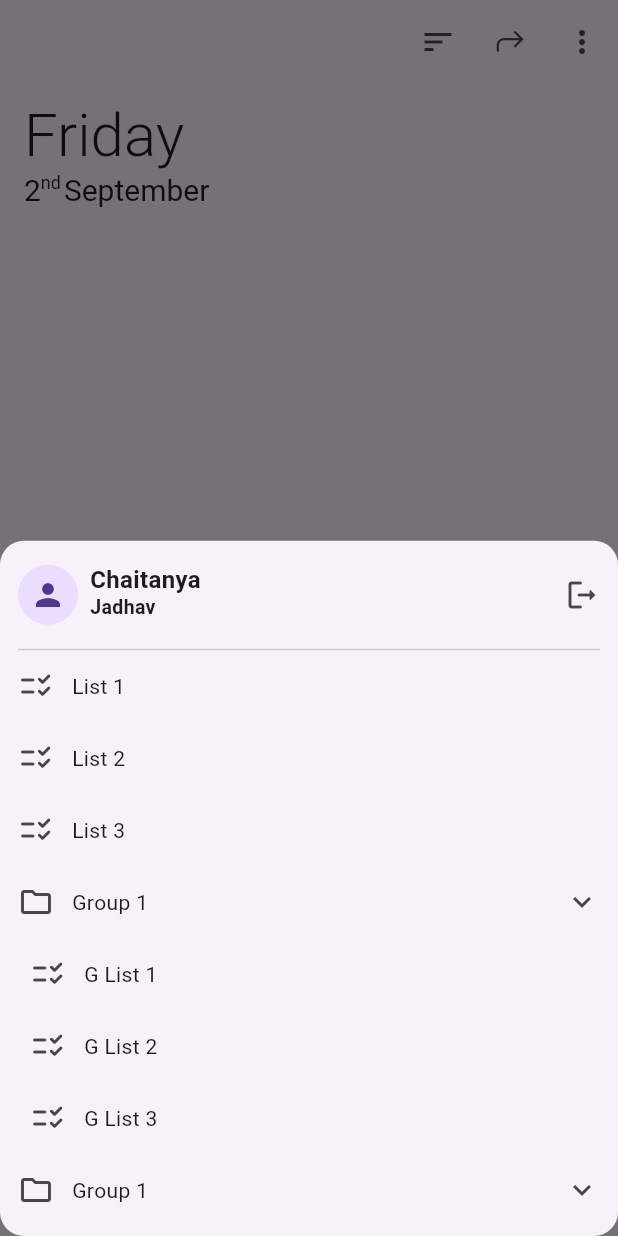
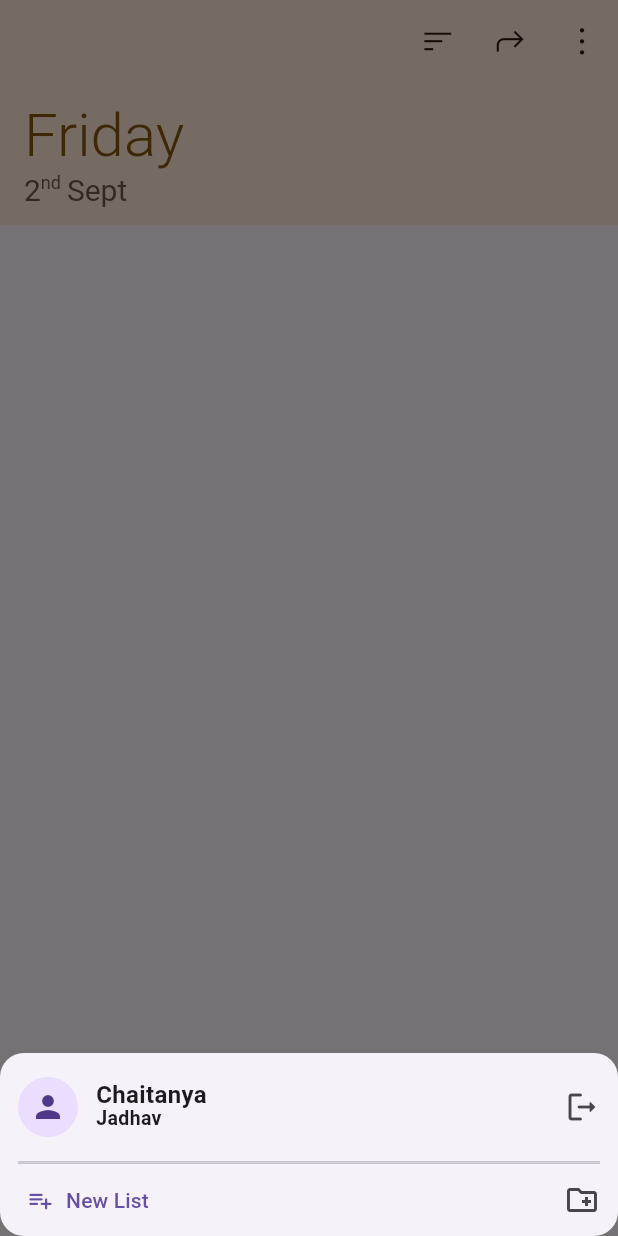
Before and after one commit to chaitanya634/tasks, a Flutter app: the screen it shows after launch, after a tap on the "menu" icon, on a phone screen of 412 x 824 dp. Run offline on Flutter 3.47's test engine with Material 2 defaults, Android fonts, the phone set to English and light mode, and no system bars; drawn by our look-alikes of dynamic_color; our stand-ins replace google_fonts.

Commit message:
Fixed app bar theme

```diff
--- a/lib/data.dart
+++ b/lib/data.dart
@@ -1,4 +1,3 @@
-import 'package:flutter/material.dart';
 
 class Tasks {}
 
@@ -6,6 +5,14 @@ class MyData {
   static List<MapEntry<String, Tasks>> myLists = [
     MapEntry('List 1', Tasks()),
     MapEntry('List 2', Tasks()),
+    MapEntry('List 3', Tasks()),
+    MapEntry('List 3', Tasks()),
+    MapEntry('List 3', Tasks()),
+    MapEntry('List 3', Tasks()),
+    MapEntry('List 3', Tasks()),
+    MapEntry('List 3', Tasks()),
+    MapEntry('List 3', Tasks()),
+    MapEntry('List 3', Tasks()),
     MapEntry('List 3', Tasks()),
   ];
 
@@ -15,7 +22,7 @@ class MyData {
       MapEntry('G List 2', Tasks()),
       MapEntry('G List 3', Tasks()),
     ]),
-    MapEntry('Group 1', [
+    MapEntry('Group 2', [
       MapEntry('G List 1', Tasks()),
       MapEntry('G List 2', Tasks()),
       MapEntry('G List 3', Tasks()),
--- a/lib/main.dart
+++ b/lib/main.dart
@@ -1,6 +1,5 @@
 import 'package:dynamic_color/dynamic_color.dart';
 import 'package:flutter/material.dart';
-import 'package:flutter/services.dart';
 import 'package:provider/provider.dart';
 import 'package:tasks/pages/home.dart';
 import 'package:tasks/providers/date_time.dart';
@@ -17,13 +16,14 @@ void main() {
 
 class MyApp extends StatelessWidget {
   const MyApp({Key? key}) : super(key: key);
+
   @override
   Widget build(BuildContext context) {
     return DynamicColorBuilder(
       builder: (lightDynamic, darkDynamic) {
         return MaterialApp(
             debugShowCheckedModeBanner: false,
-            theme: lightTheme(lightDynamic),
+            theme: lightDynamic == null ? lightTheme() : dynamicLightTheme(lightDynamic),
             home: HomePage(
               lightDynamic,
               darkDynamic,
--- a/lib/pages/home.dart
+++ b/lib/pages/home.dart
@@ -22,12 +22,14 @@ class HomePage extends StatelessWidget {
             child: CustomScrollView(
               slivers: [
                 SliverAppBar(
-                  backgroundColor: lightDynamic?.onInverseSurface,
+                  surfaceTintColor: Colors.black,
+                  backgroundColor: Theme.of(context).bottomAppBarColor,
                   floating: true,
                   snap: true,
                   expandedHeight: 150.0,
                   pinned: true,
                   flexibleSpace: FlexibleSpaceBar(
+
                     title: Column(
                       mainAxisAlignment: MainAxisAlignment.end,
                       crossAxisAlignment: CrossAxisAlignment.start,
@@ -36,8 +38,8 @@ class HomePage extends StatelessWidget {
                             style: GoogleFonts.roboto(
                                 fontSize: 20,
                                 fontWeight: FontWeight.w300,
-                                color: lightDynamic?.primary)),
-                        context.read<DateTimeProvider>().date(lightDynamic),
+                                color: lightDynamic?.primary ?? Theme.of(context).primaryColor)),
+                        context.read<DateTimeProvider>().date(context, lightDynamic),
                       ],
                     ),
                     titlePadding: const EdgeInsets.only(left: 16, bottom: 10),
@@ -46,7 +48,7 @@ class HomePage extends StatelessWidget {
                   actions: [
                     PopupMenuButton(
                       color: lightDynamic?.secondaryContainer,
-                      icon: const Icon(Icons.sort),
+                      icon: const Icon(IconData(0xe800, fontFamily: 'SortFontIcon')),
                       itemBuilder: (context) => <PopupMenuEntry>[
                         const PopupMenuItem(
                             child: ListTile(
@@ -69,7 +71,7 @@ class HomePage extends StatelessWidget {
                     ),
                     PopupMenuButton(
                       color: lightDynamic?.secondaryContainer,
-                      icon: const Icon(Icons.more_vert),
+                      icon: const Icon(IconData(0xe800, fontFamily: 'MoreFontIcon')),
                       itemBuilder: (context) => <PopupMenuEntry>[
                         const PopupMenuItem(
                             child: ListTile(
@@ -114,7 +116,7 @@ class HomePage extends StatelessWidget {
                             backgroundColor: lightDynamic?.secondaryContainer,
                             shape: RoundedRectangleBorder(
                                 borderRadius: BorderRadius.circular(16)),
-                            builder: (context) => ListMenu(),
+                            builder: (context) => const ListMenu(),
                           );
                         },
                         icon: const Icon(Icons.menu)),
--- a/lib/pages/list_menu.dart
+++ b/lib/pages/list_menu.dart
@@ -6,16 +6,15 @@ class ListMenu extends StatelessWidget {
   const ListMenu({Key? key}) : super(key: key);
   @override
   Widget build(BuildContext context) {
-    return ListView(
-    shrinkWrap: true,
+    return Wrap(
       children: [
         Padding(
-          padding: const EdgeInsets.only(left: 12.0, top: 12.0, bottom: 12),
+          padding: const EdgeInsets.symmetric(vertical: 12),
           child: Row(
             children: [
               const Padding(
-                padding: EdgeInsets.only(
-                  right: 8.0,
+                padding: EdgeInsets.symmetric(
+                  horizontal: 12.0,
                 ),
                 child: CircleAvatar(child: Icon(Icons.person)),
               ),
@@ -30,7 +29,7 @@ class ListMenu extends StatelessWidget {
                             height: 1)),
                     Text('Jadhav',
                         style: GoogleFonts.roboto(
-                            fontWeight: FontWeight.w600, fontSize: 13)),
+                            fontWeight: FontWeight.w600, fontSize: 13, height: 1.2)),
                   ],
                 ),
               ),
@@ -38,63 +37,21 @@ class ListMenu extends StatelessWidget {
             ],
           ),
         ),
-        Divider(indent: 12, endIndent: 12, height: 1),
-        Column(
-            children: MyData.myLists
-                .map((e) => Row(
-                      children: [
-                        IconButton(
-                            onPressed: () {},
-                            icon: Icon(Icons.checklist_rtl_rounded)),
-                        Text(e.key),
-                      ],
-                    ))
-                .toList()),
-        Column(
-            children: MyData.myFolders.map((e) {
-          return Column(
-            children: [
-              Row(
-                children: [
-                  IconButton(
-                      onPressed: () {}, icon: Icon(Icons.folder_outlined)),
-                  Expanded(child: Text(e.key)),
-                  IconButton(onPressed: () {}, icon: Icon(Icons.expand_more))
-                ],
-              ),
-              Visibility(
-                visible: true,
-                child: Padding(
-                  padding: const EdgeInsets.only(left: 8.0),
-                  child: Column(
-                    children: e.value.map((e) => Row(
-                          children: [
-                            IconButton(
-                                onPressed: () {},
-                                icon: Icon(Icons.checklist_rtl_rounded)),
-                            Text(e.key),
-                          ],
-                        )).toList(),
-                  ),
-                ),
-              )
-            ],
-          );
-        }).toList()),
+        const Divider(indent: 12, endIndent: 12, height: 1),
+
         if (MyData.myLists.isNotEmpty || MyData.myFolders.isNotEmpty)
           const Divider(indent: 12, endIndent: 12, height: 1),
-        InkWell(
-          onTap: () {},
+        Padding(
+          padding: const EdgeInsets.only(left: 6.0),
           child: Row(
             children: [
-              Expanded(
-                  child: Row(children: [
-                IconButton(onPressed: () {}, icon: Icon(Icons.playlist_add)),
-                Text('New List')
-              ])),
+              TextButton.icon(
+                  onPressed: () {},
+                  icon: Icon(Icons.playlist_add_rounded),
+                  label: Text('New List')),
+              const Expanded(child: SizedBox()),
               IconButton(
-                  onPressed: () {},
-                  icon: Icon(Icons.create_new_folder_outlined))
+                  onPressed: () {}, icon: Icon(Icons.create_new_folder_outlined))
             ],
           ),
         ),
--- a/lib/providers/date_time.dart
+++ b/lib/providers/date_time.dart
@@ -23,65 +23,66 @@ class DateTimeProvider with ChangeNotifier {
     String m = '';
     switch (i) {
       case 1:
-        m = 'January';
+        m = 'Jan';
         break;
       case 2:
-        m = 'February';
+        m = 'Feb';
         break;
       case 3:
-        m = 'March';
+        m = 'Mar';
         break;
       case 4:
-        m = 'April';
+        m = 'Apr';
         break;
       case 5:
         m = 'May';
         break;
       case 6:
-        m = 'June';
+        m = 'Jun';
         break;
       case 7:
-        m = 'July';
+        m = 'Jul';
         break;
       case 8:
-        m = 'August';
+        m = 'Aug';
         break;
       case 9:
-        m = 'September';
+        m = 'Sept';
         break;
       case 10:
-        m = 'October';
+        m = 'Oct';
         break;
       case 11:
-        m = 'November';
+        m = 'Nov';
         break;
       case 12:
-        m = 'December';
+        m = 'Dec';
         break;
     }
     return m;
   }
 
-  Wrap date(ColorScheme? lightDynamic) {
+  Wrap date(BuildContext context, ColorScheme? lightDynamic) {
     DateTime currentDateTime = DateTime.now();
+    ThemeData themeData = Theme.of(context);
     return Wrap(
       direction: Axis.horizontal,
       children: [
         Text(currentDateTime.day.toString(),
             style: TextStyle(
-              color: lightDynamic?.secondary,
+              color: lightDynamic?.secondary ?? themeData.secondaryHeaderColor,
               fontSize: 10,
             )),
         Text(ordinal(currentDateTime.day),
             style: TextStyle(
-                color: lightDynamic?.secondary,
+                color: lightDynamic?.secondary ?? themeData.secondaryHeaderColor,
                 fontSize: 6,
                 fontFeatures: const [FontFeature.superscripts()])),
         Padding(
-          padding: const EdgeInsets.only(left: 1.0),
+          padding: const EdgeInsets.only(left: 2.0),
           child: Text(month(currentDateTime.month),
               style: TextStyle(
-                color: lightDynamic?.secondary,
+                color: lightDynamic?.secondary ?? themeData.secondaryHeaderColor,
                 fontSize: 10,
               )),
         ),
--- a/lib/themes/light.dart
+++ b/lib/themes/light.dart
@@ -1,7 +1,7 @@
 import 'package:flutter/material.dart';
 import 'package:flutter/services.dart';
 
-ThemeData lightTheme(ColorScheme? lightDynamic) {
+ThemeData dynamicLightTheme(ColorScheme? lightDynamic) {
   if (lightDynamic == null) {
     return ThemeData(useMaterial3: true);
   }
@@ -13,9 +13,26 @@ ThemeData lightTheme(ColorScheme? lightDynamic) {
           statusBarColor: Colors.transparent,
           systemNavigationBarColor: Colors.transparent),
       backgroundColor: lightDynamic.onInverseSurface,
-          actionsIconTheme:
-              IconThemeData(color: lightDynamic.onPrimaryContainer),
+      actionsIconTheme: IconThemeData(color: lightDynamic.onPrimaryContainer),
       centerTitle: false,
       titleTextStyle:
-              TextStyle(fontSize: 18, color: lightDynamic.inverseSurface)));
+          TextStyle(fontSize: 18, color: lightDynamic.inverseSurface),
+    ),
+  );
 }
+
+ThemeData lightTheme() {
+  return ThemeData(
+      useMaterial3: true,
+      backgroundColor: const Color(0xFFFFFBFF),
+      appBarTheme: const AppBarTheme(
+        systemOverlayStyle: SystemUiOverlayStyle(
+          statusBarColor: Colors.transparent,
+          systemNavigationBarColor: Color(0xffF8EFE9),
+        ),
+        actionsIconTheme: IconThemeData(color: Color(0xff2A1700)),
+      ),
+      bottomAppBarColor: const Color.fromARGB(140, 255, 221, 184),
+      primaryColor: const Color(0xff83540D),
+      secondaryHeaderColor: const Color(0xff6D5B47));
+}
--- a/pubspec.yaml
+++ b/pubspec.yaml
@@ -78,9 +78,15 @@ flutter:
   # example:
 
   fonts:
+   - family: SortFontIcon
+     fonts:
+      - asset: lib/assets/icons/sort.ttf
    - family: ShareFontIcon
      fonts:
       - asset: lib/assets/icons/share.ttf
+   - family: MoreFontIcon
+     fonts:
+      - asset: lib/assets/icons/more.ttf
 
   # fonts:
   #   - family: Schyler
```
Also changed, not shown: lib/assets/icons/more.ttf (added), lib/assets/icons/sort.ttf (added). Lines whose indentation alone changed are shown as unchanged.
